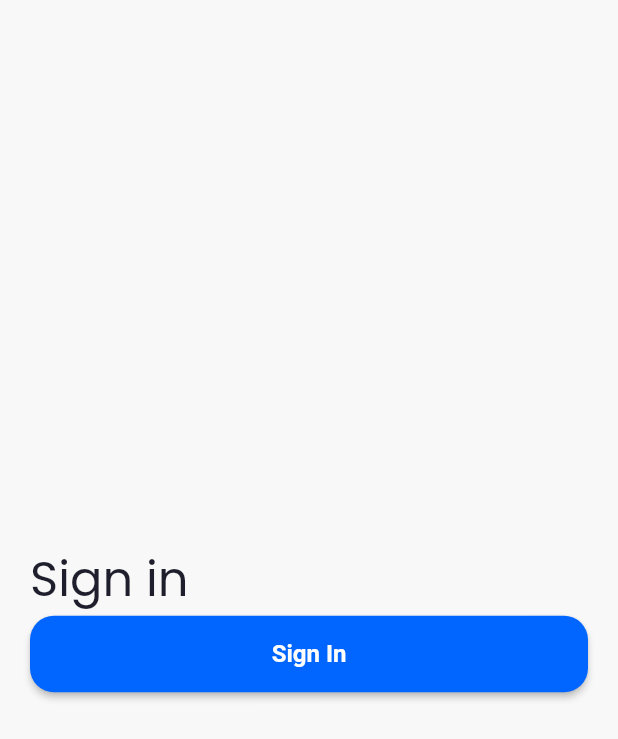
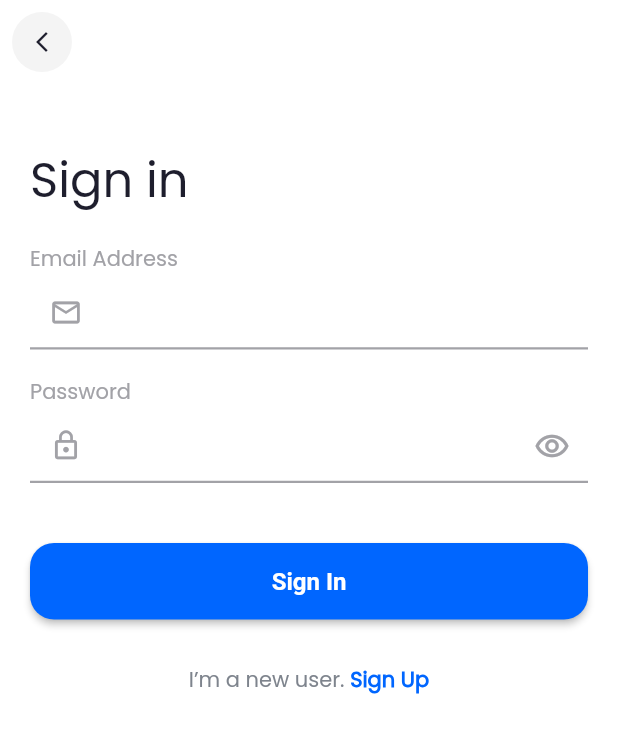
Before and after one commit to ecustodio123/bankApp, a Flutter app: the screen it shows after launch, on a phone screen of 412 x 824 dp. Shown: the top 739 px of the screen. Run offline on Flutter 3.47's test engine with Material 2 defaults, Android fonts, the phone set to English and light mode, and no system bars; our stand-ins replace card_swiper; Roboto replaces fonts that are missing (Oxygen).

Commit message:
[feat] Screen Sign In

```diff
--- a/bank_app/lib/screens/sign_in_scren.dart
+++ b/bank_app/lib/screens/sign_in_scren.dart
@@ -1,4 +1,5 @@
 import 'package:bank_app/theme/font_style.dart';
+import 'package:bank_app/widgets/widgets.dart';
 import 'package:card_swiper/card_swiper.dart';
 import 'package:flutter/material.dart';
 
@@ -7,24 +8,81 @@ class SignInScreen extends StatelessWidget {
   Widget build(BuildContext context) {
     final TextTheme textTheme = Theme.of(context).textTheme;
     final size = MediaQuery.of(context).size;
-    int selectedIndex = 0;
-    int undex = 3;
-    SwiperController _controller = SwiperController();
+    bool passIcon = true;
 
     return Scaffold(
+      appBar: AppBar(
+        // title: const Text('Luxary Shoes'),
+        foregroundColor: Colors.black,
+        leading: IconButton(
+          onPressed: () {},
+          icon: Container(
+              height: 42,
+              width: 42,
+              decoration: const BoxDecoration(
+                  color: Color(0XFFF4F4F4),
+                  borderRadius: BorderRadius.all(Radius.circular(21))),
+              child: const Icon(
+                Icons.arrow_back_ios_new,
+              )),
+        ),
+        // actions: [
+        //   IconButton(
+        //     onPressed: () {},
+        //     icon: Container(
+        //         height: 42,
+        //         width: 42,
+        //         decoration: const BoxDecoration(
+        //             color: Color(0XFFF4F4F4),
+        //             borderRadius: BorderRadius.all(Radius.circular(21))),
+        //         child: const Icon(
+        //           Icons.shopping_bag_outlined,
+        //         )),
+        //   ),
+        // ],
+      ),
       body: Padding(
         padding: const EdgeInsets.symmetric(horizontal: 20.0),
         child: Column(
-          mainAxisAlignment: MainAxisAlignment.center,
           crossAxisAlignment: CrossAxisAlignment.start,
           children: [
+            const SizedBox(
+              height: 40,
+            ),
             const Text(
               'Sign in',
               style: CustomTextStyle.heading2,
             ),
+            const InputFieldIcon(
+                keyboardType: TextInputType.emailAddress,
+                prefixIcon: Icons.email_outlined,
+                labelInput: 'Email Address',
+                formProperty: 'email'),
+            InputFieldIcon(
+                obscureText: passIcon,
+                prefixIcon: Icons.lock_outline,
+                suffixIcon: Icons.remove_red_eye_outlined,
+                labelInput: 'Password',
+                formProperty: 'email'),
+            const SizedBox(
+              height: 40,
+            ),
             SizedBox(
                 width: double.infinity,
-                child: ElevatedButton(onPressed: () {}, child: const Text('Sign In')))
+                child: ElevatedButton(
+                    onPressed: () {}, child: const Text('Sign In'))),
+            const SizedBox(
+              height: 30,
+            ),
+            Row(
+              mainAxisAlignment: MainAxisAlignment.center,
+              children: const [
+                Text(
+                  'I’m a new user.',
+                  style: CustomTextStyle.subtitle4,
+                ), Text(' Sign Up', style: TextStyle(fontFamily: 'Poppins', fontWeight: FontWeight.w600, fontSize: 14, color: Color(0XFF0066FF)))
+              ],
+            )
           ],
         ),
       ),
--- a/bank_app/lib/theme/app_theme.dart
+++ b/bank_app/lib/theme/app_theme.dart
@@ -10,52 +10,45 @@ class AppTheme {
 
     //AppBar Theme
     appBarTheme: const AppBarTheme(
+
         color: Colors.transparent,
+        // foregroundColor: Colors.blue,
+        // surfaceTintColor: Colors.blue,
+        // shadowColor: Colors.blue,
+        // toolbarTextStyle: TextStyle(color: Colors.blue),
         elevation: 0,
         titleTextStyle: TextStyle(
-            color: Colors.black,
+            color: Color(0XFF1E1E2D),
             fontFamily: 'Poppins',
             fontWeight: FontWeight.w600,
-            fontSize: 20)),
-    scaffoldBackgroundColor: const Color(0XFFF8F8F8),
+            fontSize: 18),
+        iconTheme: IconThemeData(
+          color: Color(0XFF1E1E2D),
+          size: 16,
+        )),
 
-    // //ElevatedButton
+    //Scaffold Theme
+    scaffoldBackgroundColor: const Color(0XFFFFFFFF),
+
+    //ElevatedButton
     elevatedButtonTheme: ElevatedButtonThemeData(
       style: ElevatedButton.styleFrom(
         primary: primary,
         padding: EdgeInsets.symmetric(vertical: 16),
-        shape: RoundedRectangleBorder(
-            borderRadius: BorderRadius.circular(16.0)
-        ),
+        shape:
+            RoundedRectangleBorder(borderRadius: BorderRadius.circular(16.0)),
         textStyle: const TextStyle(
-            fontSize: 16,
-            fontFamily: 'Oxygen',
-            fontWeight: FontWeight.w700
-            ),
+            fontSize: 16, fontFamily: 'Oxygen', fontWeight: FontWeight.w700),
       ),
     ),
 
-    // //inputDecorationTheme
-    // inputDecorationTheme: const InputDecorationTheme(
-    //   floatingLabelStyle: TextStyle(color: Colors.white),
-    //   fillColor: Colors.white,
-    //   filled: true,
-
-    //   enabledBorder: OutlineInputBorder(
-    //     borderSide: BorderSide(color: Colors.white),
-    //     borderRadius: BorderRadius.all(Radius.circular(46))
-    //   ),
-
-    //   focusedBorder: OutlineInputBorder(
-    //     borderSide: BorderSide(color: Colors.white),
-    //     borderRadius: BorderRadius.all(Radius.circular(46))
-    //   ),
-
-    //   border: OutlineInputBorder(
-    //     borderRadius: BorderRadius.all(Radius.circular(46))
-    //   ),
-
-    // ),
+    //inputDecorationTheme
+    inputDecorationTheme: const InputDecorationTheme(
+      enabledBorder: UnderlineInputBorder(
+          borderSide: BorderSide(color: Color(0XFFA2A2A7), width: 1.5)),
+      focusedBorder: UnderlineInputBorder(
+          borderSide: BorderSide(color: Color(0XFFA2A2A7), width: 1.5)),
+    ),
 
     // scaffoldBackgroundColor: const Color(0XFFF0F2F8)
   );
--- /dev/null
+++ b/bank_app/lib/widgets/input_field_icon.dart
@@ -0,0 +1,101 @@
+import 'package:flutter/material.dart';
+
+class InputFieldIcon extends StatefulWidget {
+  final String labelInput;
+  final IconData? suffixIcon;
+  final IconData? prefixIcon;
+  final String? hintText;
+  final String? labelText;
+  final String? helperText;
+  final IconData? icon;
+  final TextInputType? keyboardType;
+  final bool obscureText;
+
+  final String formProperty;
+  // final Map<String, String> formValues;
+
+  const InputFieldIcon({
+    Key? key,
+    required this.labelInput,
+    this.hintText,
+    this.labelText,
+    this.helperText,
+    this.icon,
+    this.suffixIcon,
+    this.keyboardType,
+    this.obscureText = false,
+    required this.formProperty,
+    this.prefixIcon,
+    // required this.formValues,
+  }) : super(key: key);
+
+  @override
+  State<InputFieldIcon> createState() => _InputFieldIconState();
+}
+
+class _InputFieldIconState extends State<InputFieldIcon> {
+  @override
+  Widget build(BuildContext context) {
+    return Column(
+      children: [
+        Padding(
+          padding: const EdgeInsets.only(top: 18.0),
+          child: Align(
+            alignment: Alignment.centerLeft,
+            child: Text(
+              widget.labelInput,
+              style: const TextStyle(
+                  fontSize: 14,
+                  fontFamily: 'Poppins',
+                  fontWeight: FontWeight.w400,
+                  color: Color(0XFFA2A2A7)),
+              textAlign: TextAlign.right,
+            ),
+          ),
+        ),
+        TextFormField(
+          style: const TextStyle(
+              fontSize: 14,
+              fontFamily: 'Poppins',
+              fontWeight: FontWeight.w400,
+              color: Color(0XFF1E1E2D)),
+          autofocus: false,
+          initialValue: '',
+          keyboardType: widget.keyboardType,
+          obscureText: widget.obscureText,
+          onChanged: (value) {},
+          // validator: (value) {
+          //   if (value == null) return 'Este campo es requerido';
+          //   return value.length < 3 ? 'Mínimo de 03 letras' : null;
+          // },
+          autovalidateMode: AutovalidateMode.onUserInteraction,
+          decoration: InputDecoration(
+            contentPadding:
+                const EdgeInsets.symmetric(vertical: 15.0, horizontal: 2.0),
+            hintText: widget.hintText,
+            labelText: widget.labelText,
+            helperText: widget.helperText,
+            // counterText: '3 cáracteres'
+            suffixIcon: widget.suffixIcon == null
+                ? null
+                : InkWell(
+                  onTap: () => {!(widget.obscureText), print(widget.obscureText)},
+                  child: Icon(
+                      widget.suffixIcon,
+                      color: Color(0XFFA2A2A7),
+                    ),
+                ),
+            prefixIcon: widget.prefixIcon == null
+                ? null
+                : Icon(
+                    widget.prefixIcon,
+                    color: Color(0XFFA2A2A7),
+                    size: 22,
+                  ),
+            icon: widget.icon == null ? null : Icon(widget.icon),
+          ),
+        ),
+      ],
+    );
+  }
+}
--- /dev/null
+++ b/bank_app/lib/widgets/widgets.dart
@@ -0,0 +1 @@
+export 'package:bank_app/widgets/input_field_icon.dart';
```
